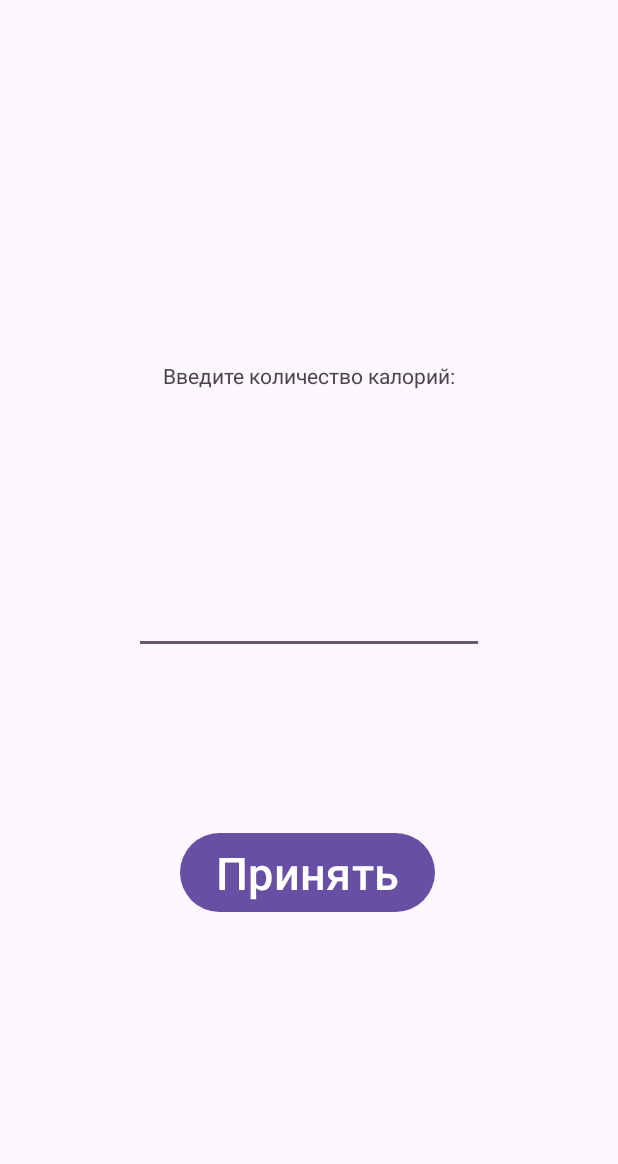
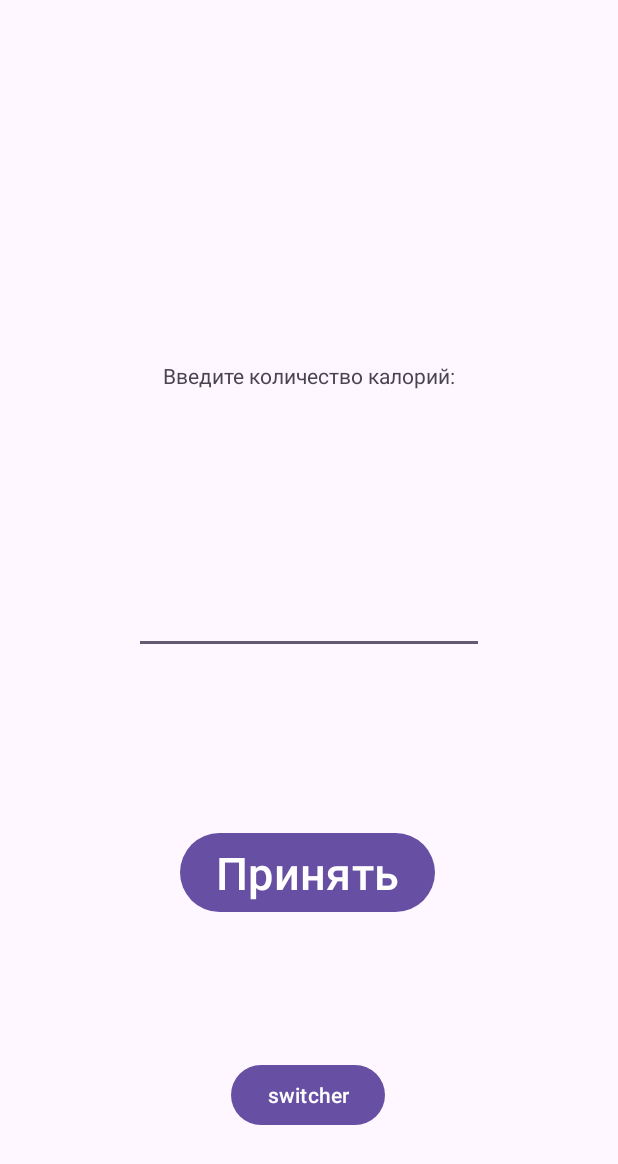
Before and after one commit to korolinakila/CFOOD_TRUE, an Android app: the SecondMain screen opened directly, with no data from a screen before it, on a phone screen of 412 x 824 dp. Shown: the top 1164 px of the screen. Run offline under Robolectric (Android 15) with nearby library versions, the phone set to English and light mode, and no system bars.

Commit message:
Обнова, где не работают кнопки(

```diff
--- a/app/src/main/java/com/example/cfood/SecondMain.java
+++ b/app/src/main/java/com/example/cfood/SecondMain.java
@@ -6,6 +6,9 @@ import java.net.HttpURLConnection;
 import java.net.URL;
 import java.io.BufferedReader;
 import java.io.InputStreamReader;
+
+import android.annotation.SuppressLint;
+import android.content.Intent;
 import android.os.Bundle;
 import android.view.View;
 import android.widget.Button;
@@ -18,9 +21,10 @@ import org.json.JSONObject;
 
 public class SecondMain extends AppCompatActivity {
     TextView textView;
-    Button button;
+    Button button, switcher2;
     EditText inputText;
 
+    @SuppressLint("MissingInflatedId")
     @Override
     protected void onCreate(Bundle savedInstanceState) {
         super.onCreate(savedInstanceState);
@@ -28,6 +32,7 @@ public class SecondMain extends AppCompatActivity {
         textView =  findViewById(R.id.textView);
         button =  findViewById(R.id.button);
         inputText = findViewById(R.id.inputText);
+        switcher2 = findViewById(R.id.switcher2);
         Thread thread = new Thread(new Runnable() {
 
             @Override
@@ -59,8 +64,11 @@ public class SecondMain extends AppCompatActivity {
                             JSONArray items = jsonObject.getJSONArray("items");
                             JSONObject item = (JSONObject) items.get(0);
                             double cl = item.getDouble("calories");
+                            int soccer = Integer.parseInt(inputText.getText().toString());
+                            setOnClick_switch(Path_forty(cl, soccer));
                             setOnClick(button, cl);
                             System.out.println(cl);}
+
 
 
 
@@ -95,4 +103,19 @@ public class SecondMain extends AppCompatActivity {
             }
         });
     }
+
+    private void setOnClick_switch(int cl){
+        switcher2.setOnClickListener(new View.OnClickListener() {
+            @Override
+            public void onClick(View v) {
+                Perehod(cl);
+            }
+        });
+    }
+
+    public void Perehod(int cl){
+        Intent intent = new Intent(this, ThirdMain.class);
+        intent.putExtra("callor", cl);
+        startActivity(intent);
+    }
 }
--- a/app/src/main/res/layout/activity_second_main.xml
+++ b/app/src/main/res/layout/activity_second_main.xml
@@ -29,6 +29,17 @@
         app:layout_constraintEnd_toEndOf="parent"
         app:layout_constraintStart_toStartOf="parent"
         app:layout_constraintTop_toTopOf="parent" />
+    <Button
+        android:id="@+id/switcher2"
+        android:layout_width="wrap_content"
+        android:layout_height="wrap_content"
+        android:text="switcher"
+        app:layout_constraintBottom_toBottomOf="parent"
+        app:layout_constraintEnd_toEndOf="parent"
+        app:layout_constraintHorizontal_bias="0.498"
+        app:layout_constraintStart_toStartOf="parent"
+        app:layout_constraintTop_toTopOf="parent"
+        app:layout_constraintVertical_bias="0.91" />
 
     <Button
         android:id="@+id/button"
@@ -42,4 +53,5 @@
         app:layout_constraintStart_toStartOf="parent"
         app:layout_constraintTop_toTopOf="parent"
         app:layout_constraintVertical_bias="0.722" />
+
 </androidx.constraintlayout.widget.ConstraintLayout>
```
Also changed, not shown: app/src/main/AndroidManifest.xml (+5 -2 lines), app/src/main/java/com/example/cfood/ThirdMain.java (added, +23 -0 lines), app/src/main/res/layout/activity_third_main.xml (added, +50 -0 lines).
